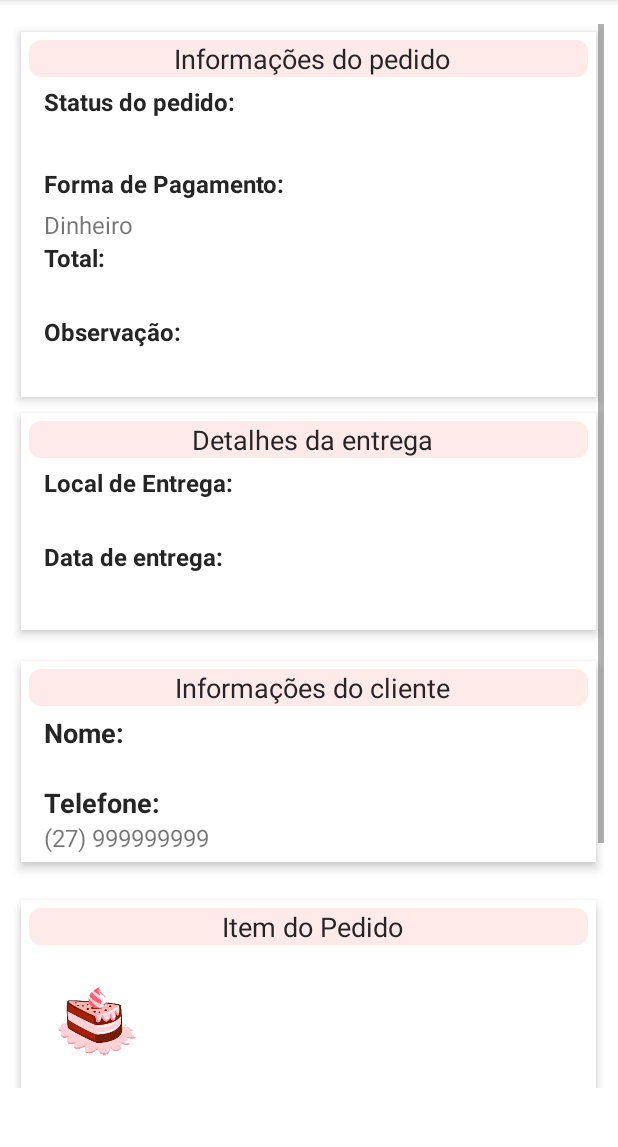
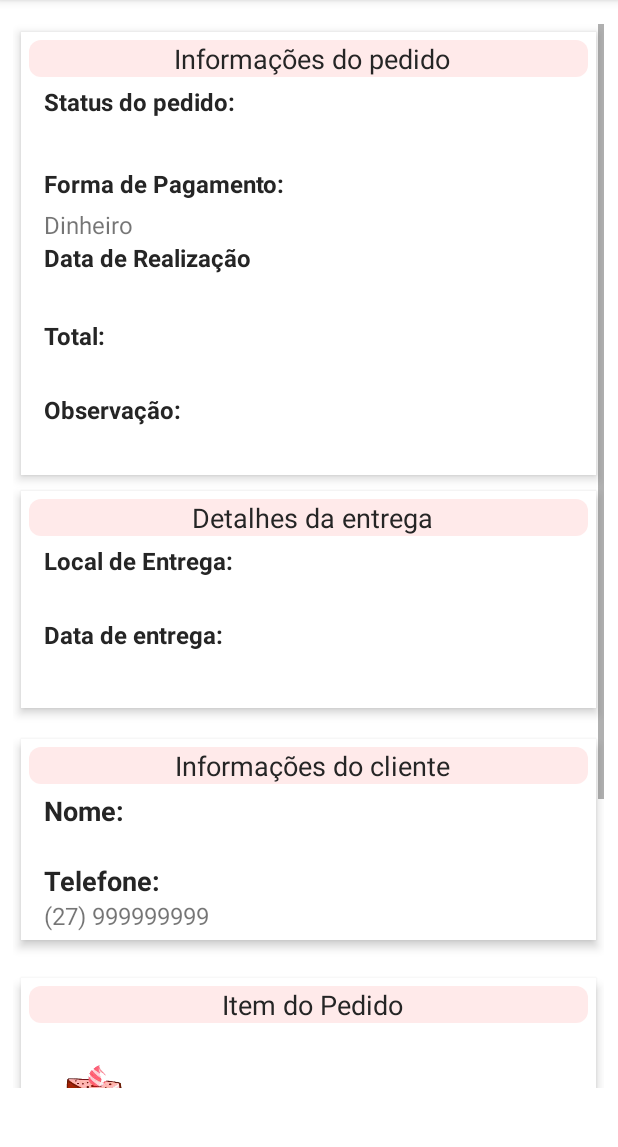
Before and after one commit to VitorAmorimPinto/Projeto-app-confeitaria, an Android app: the ActivityDetalhesPedido screen opened directly, with no data from a screen before it, on a phone screen of 412 x 824 dp, the part 84-1231 px from its top. Run offline under Robolectric (Android 15) with nearby library versions, the phone set to English and light mode, and no system bars; our stand-ins replace Firebase (no records; nobody signed in at launch, a user with empty details on screens opened directly); pictures from the network do not load; 15 statements that could not run were skipped.

Commit message:
branch vitor - Linkando tela de pedidos com tela detalhes do pedido

```diff
--- a/app/src/main/java/com/example/aplicativoconfeitaria/activity/ActivityDetalhesPedido.java
+++ b/app/src/main/java/com/example/aplicativoconfeitaria/activity/ActivityDetalhesPedido.java
@@ -25,8 +25,8 @@ import com.google.firebase.database.ValueEventListener;
 import java.text.DecimalFormat;
 
 public class ActivityDetalhesPedido extends AppCompatActivity {
-    public String status,total,observacaoUsuario,localEntrega,dataEntrega,nomeUser,tituloBolo,descricaoBolo,precoBolo;
-    public TextView txtStatusPedido,txtFormaPagamento,txtTotal,txtObs,txtLocalEntrega,txtDataEntrega,txtNomeUser,txtTituloBoloPedido,txtDescricao,txtPreco;
+    public String status,total,observacaoUsuario,localEntrega,dataEntrega,nomeUser,tituloBolo,descricaoBolo,precoBolo,dataRealizacao;
+    public TextView txtStatusPedido,txtFormaPagamento,txtTotal,txtObs,txtLocalEntrega,txtDataEntrega,txtNomeUser,txtTituloBoloPedido,txtDescricao,txtPreco,txtDataRealizacao;
     public String idUser,idBolo;
     public ImageView imgBoloPedido;
     public Bolo boloObj;
@@ -50,15 +50,16 @@ public class ActivityDetalhesPedido extends AppCompatActivity {
         txtDescricao = findViewById(R.id.txtDescricao);
         txtPreco = findViewById(R.id.txtPreco);
         imgBoloPedido = findViewById(R.id.imgBoloPedido);
+        txtDataRealizacao = findViewById(R.id.txtDataRealizacao);
 
         Bundle dados = getIntent().getExtras();
 
-        pedido = (Pedido) dados.getSerializable("objetoPedido");
+        idPedido = (String) dados.getSerializable("idPedido");
 
         informacoesPedido();
     }
     public void informacoesPedido(){
-        DatabaseReference firebase = ConfiguracaoFirebase.getFirebaseDataBase().child("pedidos").child("-Moe4iCf2sojy_9cMF6r");
+        DatabaseReference firebase = ConfiguracaoFirebase.getFirebaseDataBase().child("pedidos").child(idPedido);
 
         firebase.addValueEventListener(new ValueEventListener() {
             @Override
@@ -71,6 +72,7 @@ public class ActivityDetalhesPedido extends AppCompatActivity {
                 observacaoUsuario = p.getObservacao();
                 localEntrega = p.getLocalEntrega();
                 dataEntrega = p.getDataEntrega();
+                dataRealizacao = p.getDataRealizacao();
                 if (observacaoUsuario.equals("")) {
                     txtObs.setText("Sem observações");
                 }else{
@@ -80,6 +82,7 @@ public class ActivityDetalhesPedido extends AppCompatActivity {
                 txtTotal.setText(total);
                 txtLocalEntrega.setText(localEntrega);
                 txtDataEntrega.setText(dataEntrega);
+                txtDataRealizacao.setText (dataRealizacao);
                 informacoesUsuario();
                 InformacoesBolo();
             }
--- a/app/src/main/java/com/example/aplicativoconfeitaria/adapter/PedidosAdminAdapter.java
+++ b/app/src/main/java/com/example/aplicativoconfeitaria/adapter/PedidosAdminAdapter.java
@@ -1,4 +1,4 @@
-package com.example.aplicativoconfeitaria.adapter;
+ package com.example.aplicativoconfeitaria.adapter;
 
 import android.content.Context;
 import android.content.Intent;
@@ -93,7 +93,7 @@ public class PedidosAdminAdapter extends RecyclerView.Adapter<PedidosAdminAdapte
         //Define os demais holders
         holder.parentLayout.setOnClickListener((view) -> {
             Intent intent = new Intent(context, ActivityDetalhesPedido.class);
-            intent.putExtra("objetoPedido", pedido);
+            intent.putExtra("idPedido", pedido.getId());
             context.startActivity(intent);
         });
         holder.horaEntrega.setText(pedido.getDataEntrega());
--- a/app/src/main/java/com/example/aplicativoconfeitaria/fragment/fragment_pedidos_admin.java
+++ b/app/src/main/java/com/example/aplicativoconfeitaria/fragment/fragment_pedidos_admin.java
@@ -73,6 +73,7 @@ public class fragment_pedidos_admin extends Fragment {
                 for ( DataSnapshot dados: dataSnapshot.getChildren() ){
 
                     Pedido pedido = dados.getValue( Pedido.class );
+                    pedido.setId(dados.getKey());
                     listaPedidos.add ( pedido );
 
                 }
--- a/app/src/main/res/layout/activity_detalhes_pedido.xml
+++ b/app/src/main/res/layout/activity_detalhes_pedido.xml
@@ -88,6 +88,29 @@
                     android:layout_marginRight="10dp"
                     android:text="Dinheiro"
                     android:textSize="16sp" />
+
+                <TextView
+                    android:layout_width="match_parent"
+                    android:layout_height="wrap_content"
+                    android:layout_marginStart="10dp"
+                    android:layout_marginLeft="10dp"
+                    android:layout_marginEnd="10dp"
+                    android:layout_marginRight="10dp"
+                    android:layout_marginBottom="5dp"
+                    android:text="Data de Realização"
+                    android:textColor="#252525"
+                    android:textSize="16sp"
+                    android:textStyle="bold" />
+
+                <TextView
+                    android:id="@+id/txtDataRealizacao"
+                    android:layout_width="match_parent"
+                    android:layout_height="wrap_content"
+                    android:layout_marginStart="10dp"
+                    android:layout_marginLeft="10dp"
+                    android:layout_marginEnd="10dp"
+                    android:layout_marginRight="10dp"
+                    android:layout_marginBottom="5dp"/>
 
                 <TextView
                     android:id="@+id/textView12"
@@ -385,7 +408,7 @@
                     android:backgroundTint="#ffeaea"
                     android:gravity="center"
                     android:paddingLeft="5dp"
-                    android:text="Observações"
+                    android:text="Observação Confeiteiro"
                     android:textColor="#252525"
                     android:textSize="18sp" />
 
```
